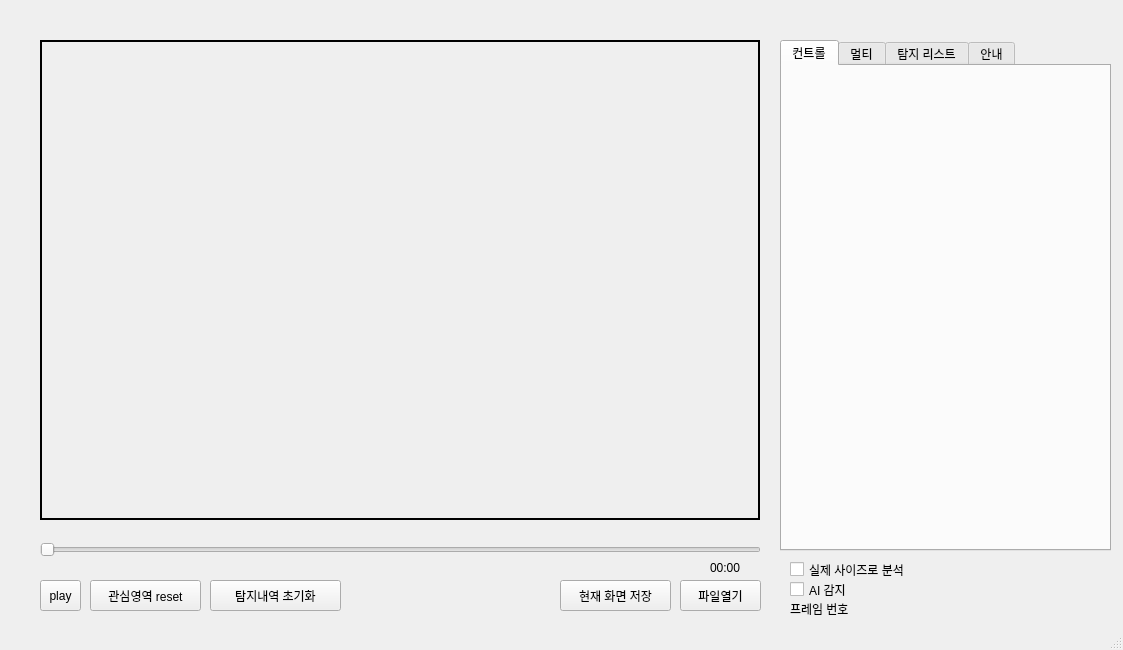
The window that rsc/ui/untitled.ui (polnet13/kimAI) describes before a commit, drawn with Qt 5.
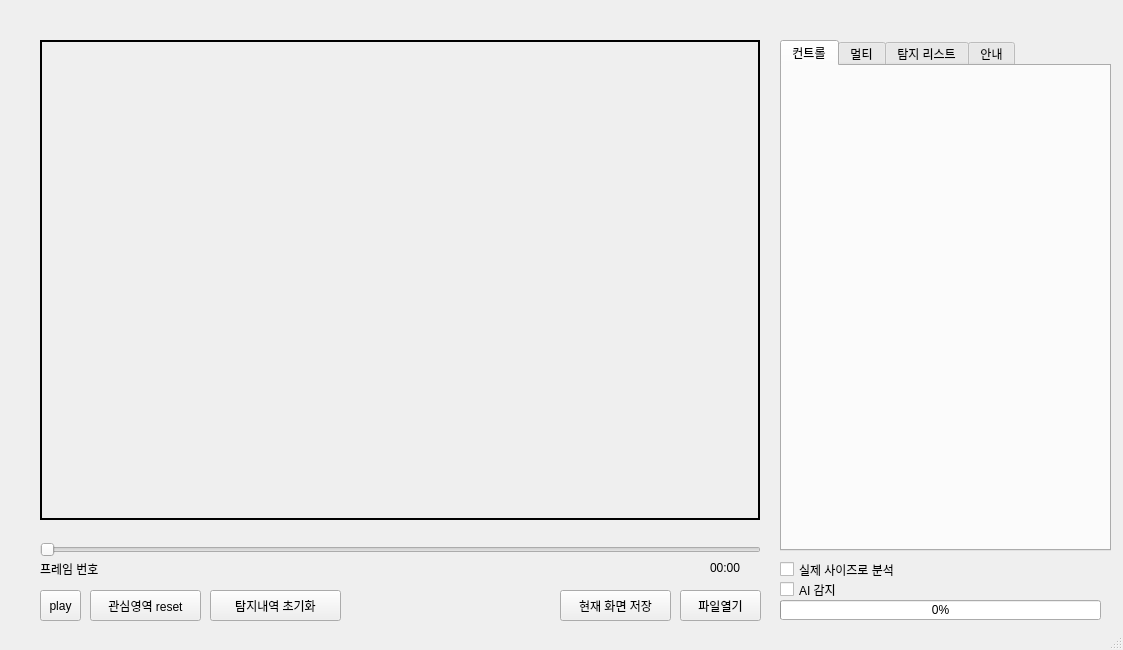
The same window after the commit.

```diff
--- a/rsc/ui/untitled.ui
+++ b/rsc/ui/untitled.ui
@@ -40,7 +40,7 @@
     <property name="geometry">
      <rect>
       <x>90</x>
-      <y>580</y>
+      <y>590</y>
       <width>111</width>
       <height>31</height>
      </rect>
@@ -53,7 +53,7 @@
     <property name="geometry">
      <rect>
       <x>680</x>
-      <y>580</y>
+      <y>590</y>
       <width>81</width>
       <height>31</height>
      </rect>
@@ -66,7 +66,7 @@
     <property name="geometry">
      <rect>
       <x>40</x>
-      <y>580</y>
+      <y>590</y>
       <width>41</width>
       <height>31</height>
      </rect>
@@ -111,7 +111,7 @@
     <property name="geometry">
      <rect>
       <x>210</x>
-      <y>580</y>
+      <y>590</y>
       <width>131</width>
       <height>31</height>
      </rect>
@@ -124,7 +124,7 @@
     <property name="geometry">
      <rect>
       <x>560</x>
-      <y>580</y>
+      <y>590</y>
       <width>111</width>
       <height>31</height>
      </rect>
@@ -374,9 +374,9 @@
    <widget class="QLabel" name="label_cap_num">
     <property name="geometry">
      <rect>
-      <x>790</x>
-      <y>600</y>
-      <width>311</width>
+      <x>40</x>
+      <y>560</y>
+      <width>211</width>
       <height>18</height>
      </rect>
     </property>
@@ -390,7 +390,7 @@
     </property>
     <property name="geometry">
      <rect>
-      <x>790</x>
+      <x>780</x>
       <y>560</y>
       <width>161</width>
       <height>19</height>
@@ -409,7 +409,7 @@
    <widget class="QCheckBox" name="checkbox_yolo">
     <property name="geometry">
      <rect>
-      <x>790</x>
+      <x>780</x>
       <y>580</y>
       <width>161</width>
       <height>19</height>
@@ -422,6 +422,19 @@
      <bool>false</bool>
     </property>
    </widget>
+   <widget class="QProgressBar" name="progressBar">
+    <property name="geometry">
+     <rect>
+      <x>780</x>
+      <y>600</y>
+      <width>321</width>
+      <height>20</height>
+     </rect>
+    </property>
+    <property name="value">
+     <number>0</number>
+    </property>
+   </widget>
   </widget>
   <widget class="QStatusBar" name="statusbar">
    <property name="contextMenuPolicy">
```
